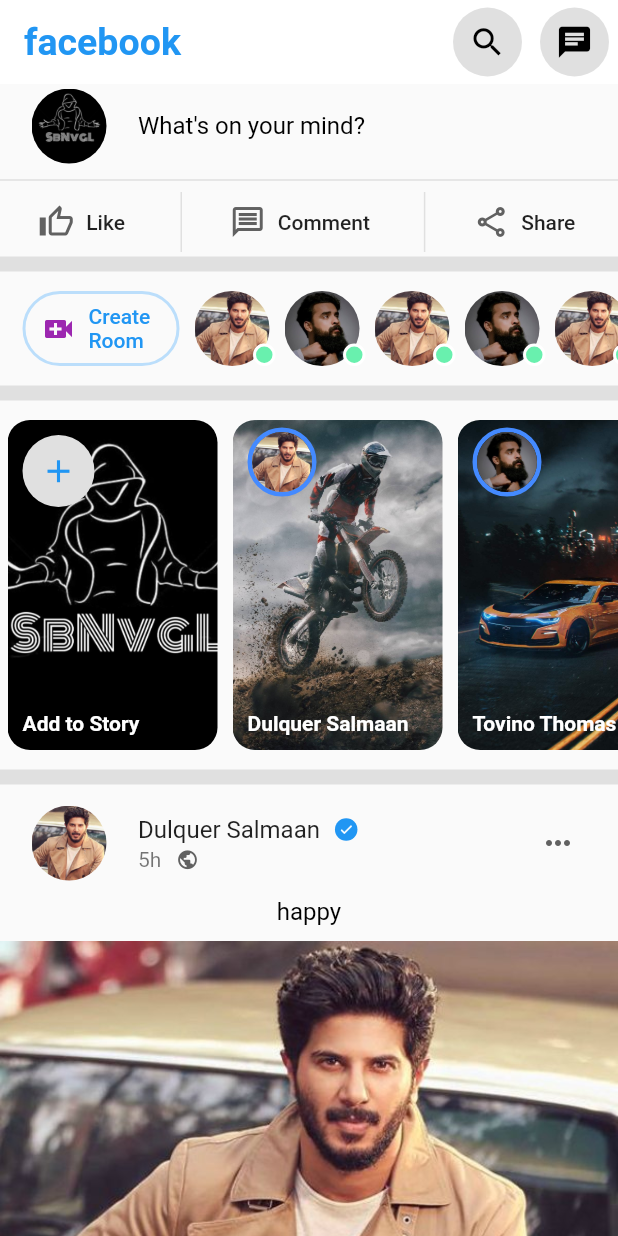
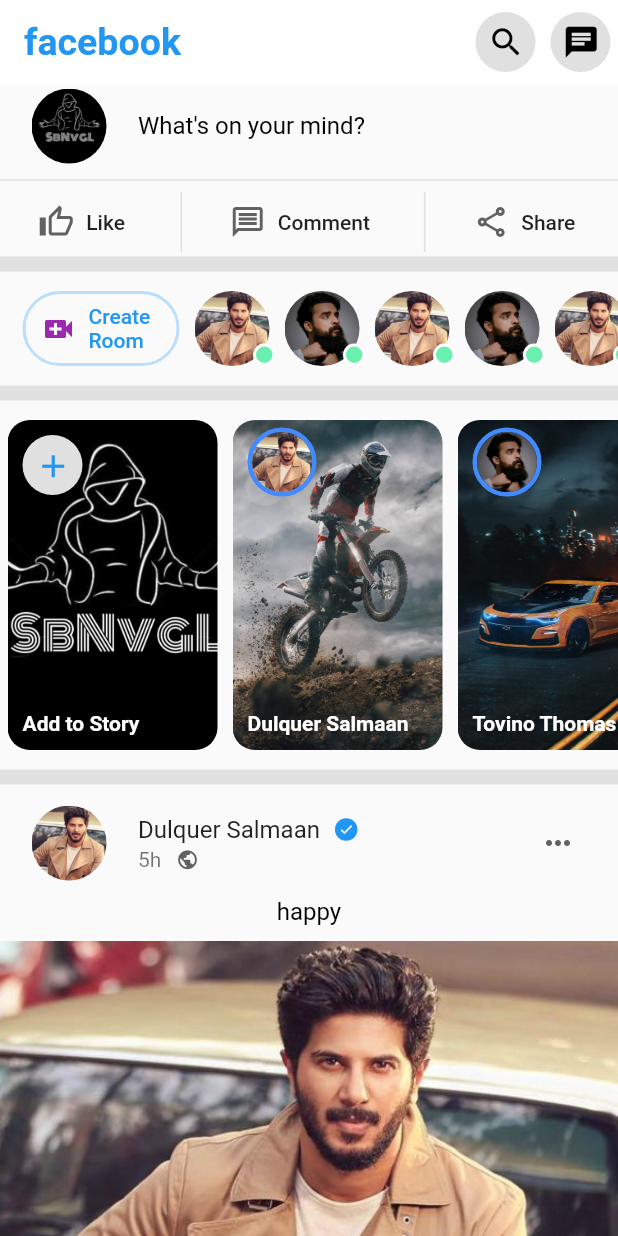
Before and after one commit to MohdShibin/Flutter-Facebook-UI-Clone, a Flutter app: the screen it shows after launch, on a phone screen of 412 x 824 dp. Run offline on Flutter 3.47's test engine with Material 2 defaults, Android fonts, the phone set to English and light mode, and no system bars.

Commit message:
edited circular button

```diff
--- a/lib/widgets/CircularButton.dart
+++ b/lib/widgets/CircularButton.dart
@@ -15,6 +15,8 @@
   @override
   Widget build(BuildContext context) {
     return Container(
+      height: 40,
+      width: 40,
       margin: EdgeInsets.all(5),
       decoration: BoxDecoration(
         color: Colors.grey[300],
```
